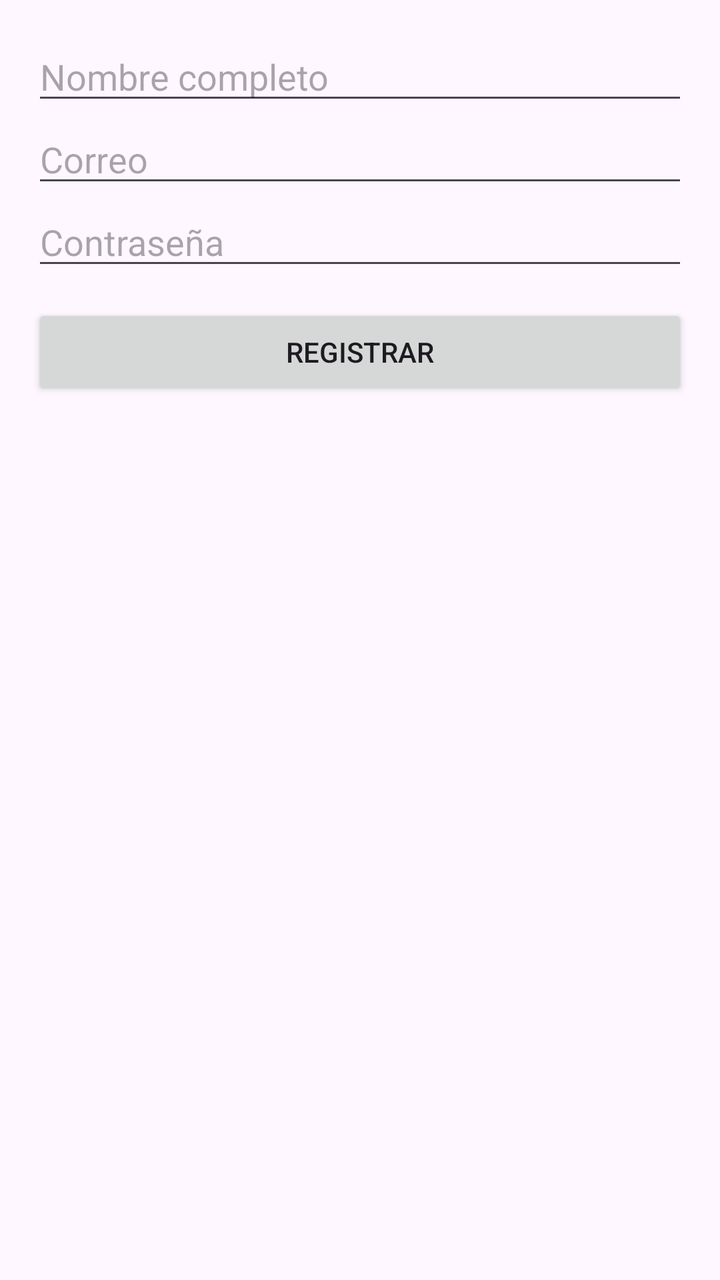
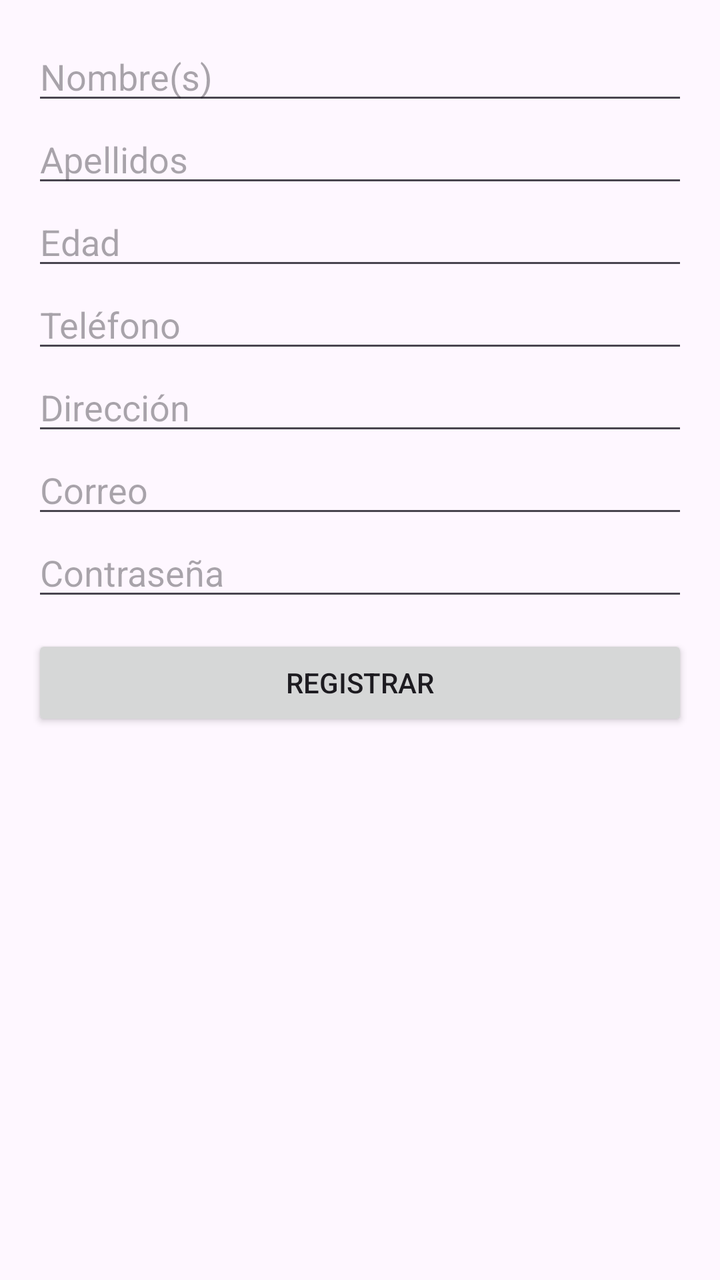

Compare the two renders of this Android layout. The source of the first and the diff that turns it into the second are given below.
<!-- AndroidManifest.xml: application theme Theme.AppAdopcionAnimales -->
<!-- res/layout/activity_register.xml -->
<?xml version="1.0" encoding="utf-8"?>
<ScrollView xmlns:android="http://schemas.android.com/apk/res/android"
    android:layout_width="match_parent" android:layout_height="match_parent">
    <LinearLayout android:orientation="vertical" android:padding="16dp"
        android:layout_width="match_parent" android:layout_height="wrap_content">

        <EditText android:id="@+id/etNombre" android:layout_width="match_parent" android:layout_height="wrap_content" android:hint="Nombre completo"/>
        <EditText android:id="@+id/etCorreo" android:layout_width="match_parent" android:layout_height="wrap_content" android:hint="Correo" android:inputType="textEmailAddress"/>
        <EditText android:id="@+id/etContrasena" android:layout_width="match_parent" android:layout_height="wrap_content" android:hint="Contraseña" android:inputType="textPassword"/>
        <Button android:id="@+id/btnRegister" android:layout_width="match_parent" android:layout_height="wrap_content" android:text="Registrar" android:layout_marginTop="12dp"/>
    </LinearLayout>
</ScrollView>
<!-- resources referenced by this layout -->
<resources>
  <style name="Theme.AppAdopcionAnimales" parent="Base.Theme.AppAdopcionAnimales" />
  <style name="Base.Theme.AppAdopcionAnimales" parent="Theme.Material3.DayNight.NoActionBar">
          
          
      </style>
</resources>

<!-- the commit's change to res/layout/activity_register.xml (unified diff, before → after) -->
@@ -4,7 +4,11 @@
     <LinearLayout android:orientation="vertical" android:padding="16dp"
         android:layout_width="match_parent" android:layout_height="wrap_content">
 
-        <EditText android:id="@+id/etNombre" android:layout_width="match_parent" android:layout_height="wrap_content" android:hint="Nombre completo"/>
+        <EditText android:id="@+id/etNombre" android:layout_width="match_parent" android:layout_height="wrap_content" android:hint="Nombre(s)"/>
+        <EditText android:id="@+id/etApellido" android:layout_width="match_parent" android:layout_height="wrap_content" android:hint="Apellidos"/>
+        <EditText android:id="@+id/etEdad" android:layout_width="match_parent" android:layout_height="wrap_content" android:hint="Edad" android:inputType="number"/>
+        <EditText android:id="@+id/etTelefono" android:layout_width="match_parent" android:layout_height="wrap_content" android:hint="Teléfono" android:inputType="phone"/>
+        <EditText android:id="@+id/etDireccion" android:layout_width="match_parent" android:layout_height="wrap_content" android:hint="Dirección"/>
         <EditText android:id="@+id/etCorreo" android:layout_width="match_parent" android:layout_height="wrap_content" android:hint="Correo" android:inputType="textEmailAddress"/>
         <EditText android:id="@+id/etContrasena" android:layout_width="match_parent" android:layout_height="wrap_content" android:hint="Contraseña" android:inputType="textPassword"/>
         <Button android:id="@+id/btnRegister" android:layout_width="match_parent" android:layout_height="wrap_content" android:text="Registrar" android:layout_marginTop="12dp"/>
